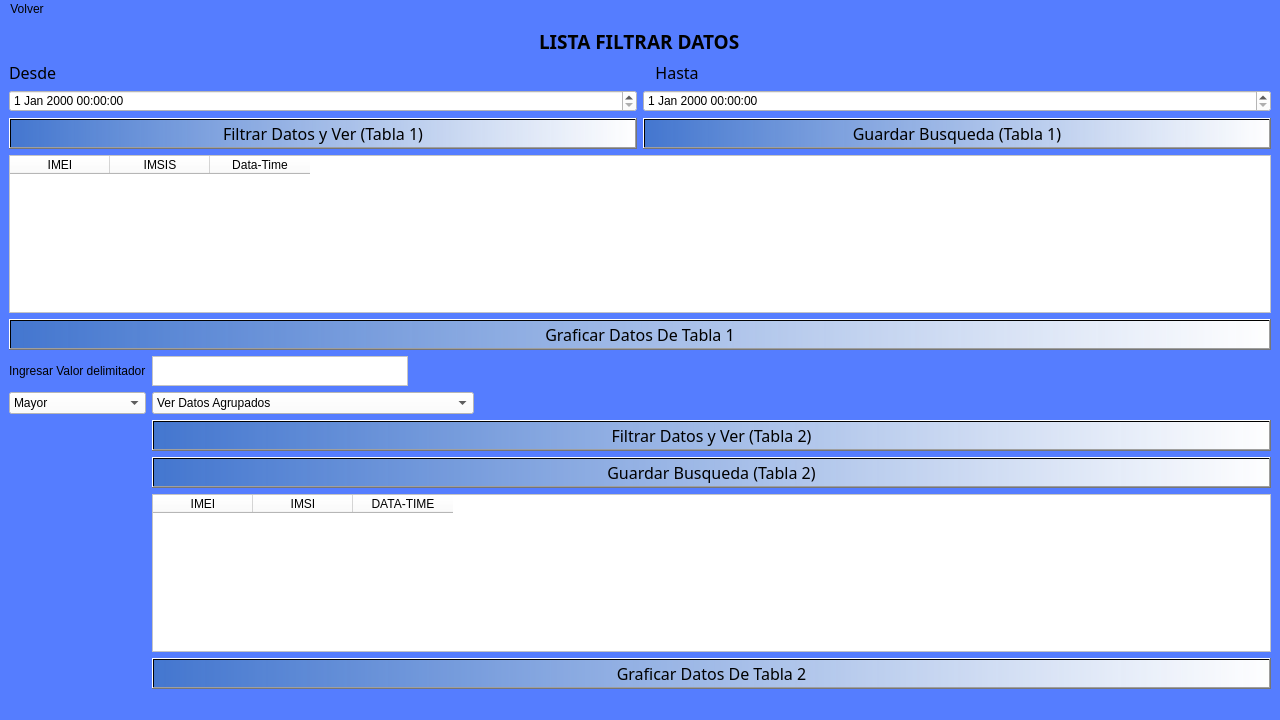
Qt form Interfaz/UI/VistaDetalleHoras.ui (Dumaru/ExcelReports) before a commit.
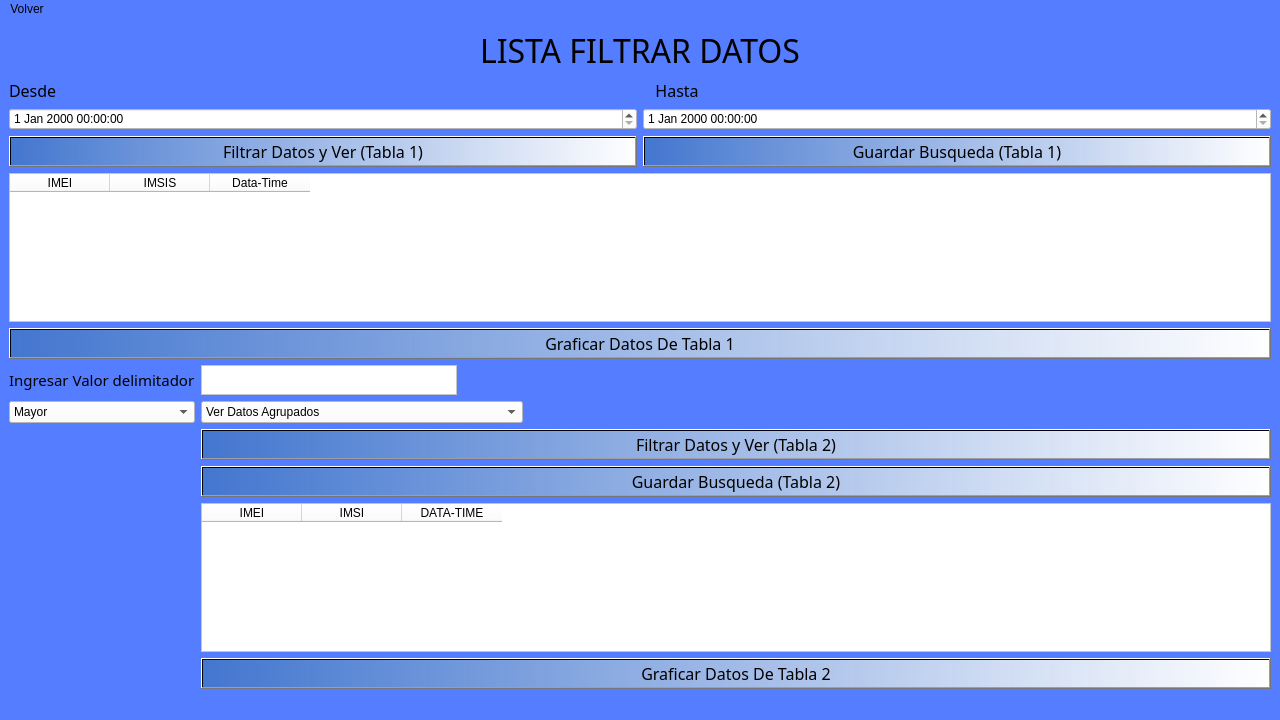
The same form after that commit. Icons and pictures are not drawn.

Diff of the .ui file:
```diff
--- a/Interfaz/UI/VistaDetalleHoras.ui
+++ b/Interfaz/UI/VistaDetalleHoras.ui
@@ -37,10 +37,10 @@
      <widget class="QLabel" name="label_7">
       <property name="font">
        <font>
-        <family>Corbel</family>
-        <pointsize>14</pointsize>
-        <weight>75</weight>
-        <bold>true</bold>
+        <family>Agency FB</family>
+        <pointsize>24</pointsize>
+        <weight>50</weight>
+        <bold>false</bold>
        </font>
       </property>
       <property name="text">
@@ -353,6 +353,12 @@
           </item>
           <item row="0" column="0">
            <widget class="QLabel" name="label">
+            <property name="font">
+             <font>
+              <family>Corbel</family>
+              <pointsize>11</pointsize>
+             </font>
+            </property>
             <property name="text">
              <string>Ingresar Valor delimitador</string>
             </property>
```
